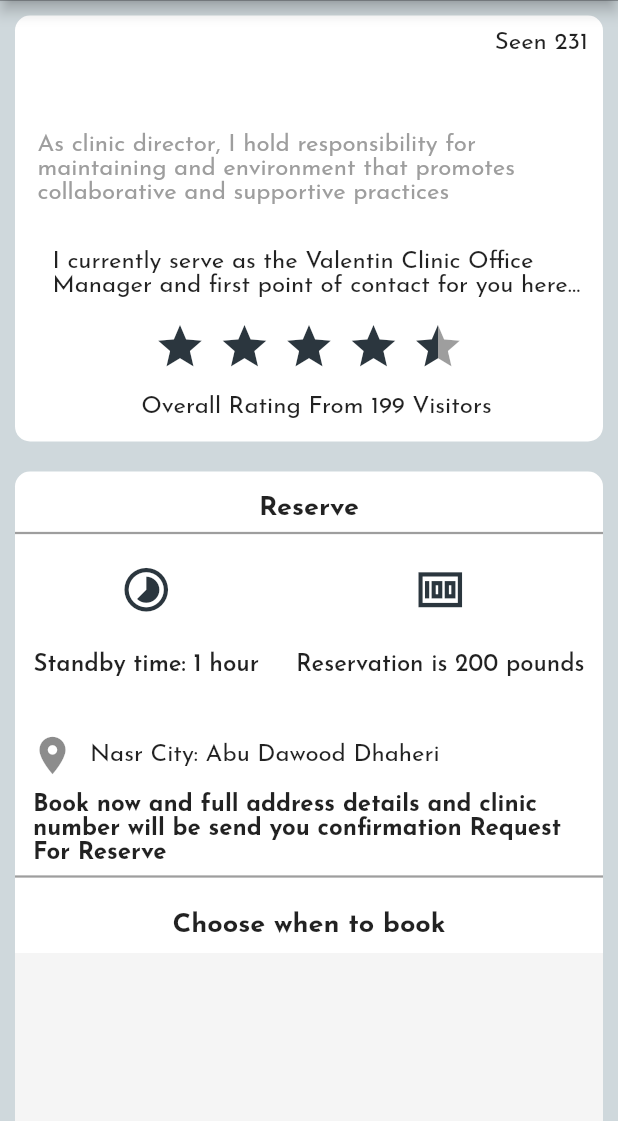
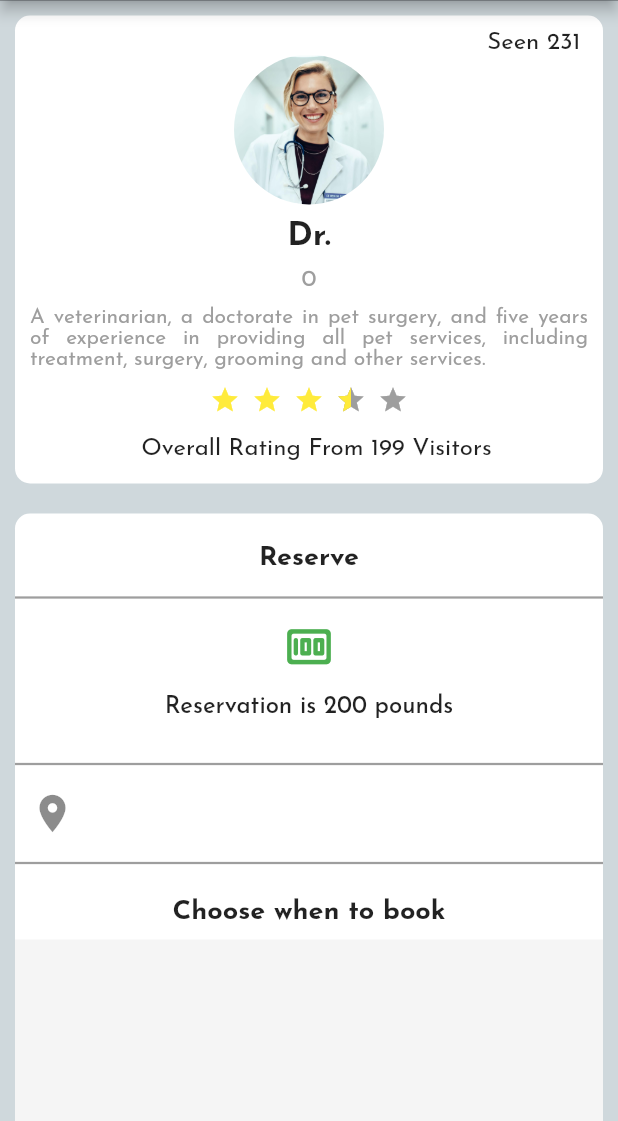
Before and after one commit to Mohamed-Gamal-Abd-Elmigid/PetCare, a Flutter app: the DetailsScreen screen opened directly with empty values, on a phone screen of 412 x 824 dp, the part 115-1236 px from its top. Run offline on Flutter 3.47's test engine with Material 2 defaults, Android fonts, the phone set to English and light mode, and no system bars; drawn by our look-alikes of flutter_rating_bar; our stand-ins replace flutter_spinkit, font_awesome_flutter, form_field_validator, google_fonts, shared_preferences, splashscreen; missing offline and left inert: flutter_progress_button; accounts and stored records are empty.

```diff
--- a/lib/detailsScreen.dart
+++ b/lib/detailsScreen.dart
@@ -58,44 +58,57 @@ class _DetailsScreenState extends State<DetailsScreen> {
                 margin: EdgeInsets.all(10),
                 child: Column(
                   children: [
-                    Container(
-                      padding:
-                          const EdgeInsets.only(right: 10, top: 10, bottom: 15),
-                      alignment: Alignment.centerRight,
-                      child: Text("Seen 231", style: TextStyle(fontSize: 16)),
+                    Column(
+                      children: [
+                        Container(
+                          padding: const EdgeInsets.only(
+                              right: 15, top: 10, bottom: 0),
+                          alignment: Alignment.centerRight,
+                          child:
+                              Text("Seen 231", style: TextStyle(fontSize: 16)),
+                        ),
+                        ClipRRect(
+                            borderRadius: BorderRadius.circular(50),
+                            child: Image.asset(
+                              'assets/images/doctor1.jpg',
+                              height: 100,
+                            )),
+                      ],
                     ),
-                    Container(
-                      alignment: Alignment.center,
-                      child: Text(widget.doctor.name,
+                    Padding(
+                      padding: const EdgeInsets.only(top: 10),
+                      child: Text('Dr.${widget.doctor.name}' ?? " ",
                           style: TextStyle(
                               fontSize: 22, fontWeight: FontWeight.bold)),
                     ),
                     Container(
                       alignment: Alignment.center,
-                      margin: EdgeInsets.all(15),
+                      padding: EdgeInsets.only(top: 10),
                       child: Text(
-                        "As clinic director, I hold responsibility for maintaining and environment that promotes collaborative and supportive practices",
+                        '${widget.doctor.phone ?? "Empty"}',
+                        //"As clinic director, I hold responsibility for maintaining and environment that promotes collaborative and supportive practices",
                         style: TextStyle(fontSize: 16, color: Colors.grey),
                         textAlign: TextAlign.left,
                       ),
                     ),
                     Container(
                       alignment: Alignment.center,
-                      margin: EdgeInsets.all(15),
-                      padding: EdgeInsets.only(left: 10),
+                      margin: EdgeInsets.all(10),
+                      // padding: EdgeInsets.only(left: 10),
                       child: Text(
-                        "I currently serve as the Valentin Clinic Office Manager and first point of contact for you here at the Valentin Clinic",
-                        style: TextStyle(fontSize: 16),
-                        textAlign: TextAlign.left,
-                        maxLines: 2,
+                        //doctor.email,
+                        "A veterinarian, a doctorate in pet surgery, and five years of experience in providing all pet services, including treatment, surgery, grooming and other services.",
+                        style: TextStyle(fontSize: 14, color: Colors.grey),
+                        textAlign: TextAlign.justify,
+                        maxLines: 3,
                         overflow: TextOverflow.ellipsis,
                       ),
                     ),
                     Container(
                       alignment: Alignment.center,
-                      width: 250,
+                      width: 200,
                       child: RatingBar.builder(
-                        initialRating: 4.5,
+                        initialRating: 3.5,
                         minRating: 1,
                         direction: Axis.horizontal,
                         allowHalfRating: true,
@@ -103,9 +116,10 @@ class _DetailsScreenState extends State<DetailsScreen> {
                         itemPadding: EdgeInsets.symmetric(horizontal: 4.0),
                         itemBuilder: (context, _) => Icon(
                           Icons.star,
-                          color: Color.fromARGB(255, 43, 54, 62),
+                          color: Colors.yellow,
+                          //Color.fromARGB(255, 43, 54, 62),
                         ),
-                        itemSize: 35,
+                        itemSize: 20,
                         onRatingUpdate: (rating) {
                           print(rating);
                         },
@@ -130,12 +144,12 @@ class _DetailsScreenState extends State<DetailsScreen> {
                 decoration: BoxDecoration(
                     color: Colors.white,
                     borderRadius: BorderRadius.circular(10)),
-                margin: EdgeInsets.all(10),
+                margin: EdgeInsets.fromLTRB(10, 10, 10, 0),
                 child: Column(
                   children: [
                     Container(
                       alignment: Alignment.center,
-                      margin: EdgeInsets.only(top: 15),
+                      margin: EdgeInsets.only(top: 20, bottom: 10),
                       child: Text(
                         "Reserve",
                         style: TextStyle(
@@ -154,32 +168,13 @@ class _DetailsScreenState extends State<DetailsScreen> {
                         mainAxisAlignment: MainAxisAlignment.spaceAround,
                         children: [
                           Container(
-                            height: 100,
+                            height: 80,
                             child: Column(
                               mainAxisAlignment: MainAxisAlignment.spaceAround,
                               children: [
                                 Icon(
-                                  Icons.timelapse,
-                                  color: Color.fromARGB(255, 43, 54, 62),
-                                  size: 35,
-                                ),
-                                Text(
-                                  "Standby time: 1 hour",
-                                  style: TextStyle(
-                                      fontSize: 16,
-                                      fontWeight: FontWeight.w600),
-                                )
-                              ],
-                            ),
-                          ),
-                          Container(
-                            height: 100,
-                            child: Column(
-                              mainAxisAlignment: MainAxisAlignment.spaceAround,
-                              children: [
-                                Icon(
-                                  Icons.money_sharp,
-                                  color: Color.fromARGB(255, 43, 54, 62),
+                                  Icons.money_rounded,
+                                  color: Colors.green,
                                   size: 35,
                                 ),
                                 Text(
@@ -194,6 +189,10 @@ class _DetailsScreenState extends State<DetailsScreen> {
                         ],
                       ),
                     ),
+                    Divider(
+                      thickness: 1.5,
+                      color: Colors.black38,
+                    ),
                     Container(
                       child: Row(
                         // mainAxisAlignment: MainAxisAlignment.end,
@@ -207,19 +206,11 @@ class _DetailsScreenState extends State<DetailsScreen> {
                             ),
                           ),
                           Text(
-                            "Nasr City: Abu Dawood Dhaheri",
-                            style: TextStyle(fontSize: 16),
+                            widget.doctor.address,
+                            style: TextStyle(
+                                fontSize: 22, fontWeight: FontWeight.bold),
                           ),
                         ],
-                      ),
-                    ),
-                    Container(
-                      margin: EdgeInsets.symmetric(horizontal: 12),
-                      child: Text(
-                        "Book now and full address details and clinic number will be send you confirmation Request For Reserve",
-                        style: TextStyle(
-                            fontSize: 16, fontWeight: FontWeight.bold),
-                        textAlign: TextAlign.start,
                       ),
                     ),
                     Divider(
--- a/lib/home.dart
+++ b/lib/home.dart
@@ -74,7 +74,7 @@ class _HomePageState extends State<HomePage> {
 
   void backData() async {
     List<Doctor> data = await api.fetchDoctors();
-    print('THIS IS FROM AFTER REPAIR ${data}');
+    // print('THIS IS FROM AFTER REPAIR ${data}');
     setState(() {
       doctors = data;
       loading = false;
@@ -343,6 +343,7 @@ class _HomePageState extends State<HomePage> {
                               vertical: 15, horizontal: 10),
                           child: Text(
                             "How to use our App ?",
+                            // widget.text,
                             style: TextStyle(fontSize: 23),
                           ),
                         ),
```
Also changed, not shown: lib/login.dart (+14 -9 lines), lib/services.dart (+47 -26 lines), lib/services/api.dart (+40 -9 lines).
